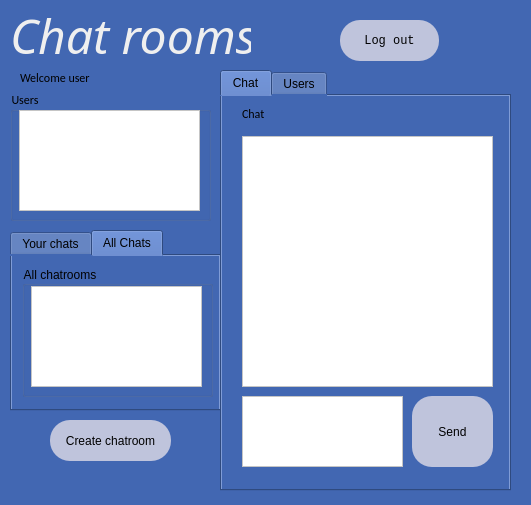
Before: the Qt Designer form MainWindowAdmin.ui in Sastiazaran/chatRooms, drawn with Qt 5.
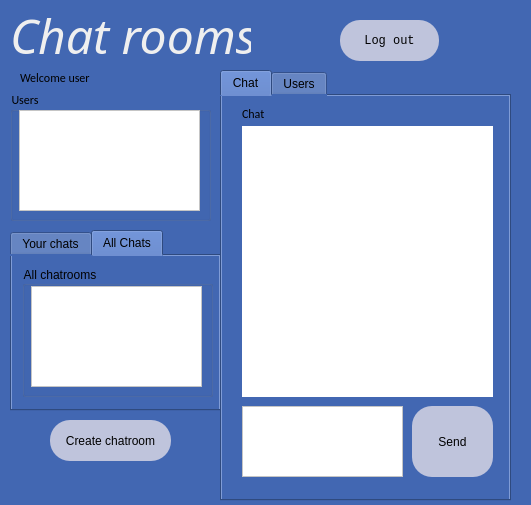
After: the same form once the commit is applied. The open tabs and pages were chosen to show the change.

```diff
--- a/MainWindowAdmin.ui
+++ b/MainWindowAdmin.ui
@@ -300,7 +300,7 @@
      <x>220</x>
      <y>70</y>
      <width>291</width>
-     <height>421</height>
+     <height>431</height>
     </rect>
    </property>
    <property name="styleSheet">
@@ -326,7 +326,7 @@
       <property name="geometry">
        <rect>
         <x>180</x>
-        <y>290</y>
+        <y>300</y>
         <width>81</width>
         <height>71</height>
        </rect>
@@ -361,24 +361,11 @@
        <string>Chat</string>
       </property>
      </widget>
-     <widget class="QTextBrowser" name="msgBrowser">
-      <property name="geometry">
-       <rect>
-        <x>10</x>
-        <y>30</y>
-        <width>251</width>
-        <height>251</height>
-       </rect>
-      </property>
-      <property name="styleSheet">
-       <string notr="true">background-color: rgb(255, 255, 255);</string>
-      </property>
-     </widget>
      <widget class="QTextEdit" name="msgEdit">
       <property name="geometry">
        <rect>
         <x>10</x>
-        <y>290</y>
+        <y>300</y>
         <width>161</width>
         <height>71</height>
        </rect>
@@ -387,6 +374,29 @@
        <string notr="true">background-color: rgb(255, 255, 255);</string>
       </property>
      </widget>
+     <widget class="QLabel" name="label_2">
+      <property name="geometry">
+       <rect>
+        <x>10</x>
+        <y>20</y>
+        <width>251</width>
+        <height>271</height>
+       </rect>
+      </property>
+      <property name="whatsThis">
+       <string>&lt;html&gt;&lt;head/&gt;&lt;body&gt;&lt;p align=&quot;center&quot;&gt;&lt;br/&gt;&lt;/p&gt;&lt;/body&gt;&lt;/html&gt;</string>
+      </property>
+      <property name="styleSheet">
+       <string notr="true">color: rgb(0, 0, 0);
+background-color: rgb(255, 255, 255);</string>
+      </property>
+      <property name="text">
+       <string/>
+      </property>
+      <property name="alignment">
+       <set>Qt::AlignHCenter|Qt::AlignTop</set>
+      </property>
+     </widget>
     </widget>
    </widget>
    <widget class="QWidget" name="tab_4">
```
Left out of the diff: 2 changed lines with no effect on the pictures.
